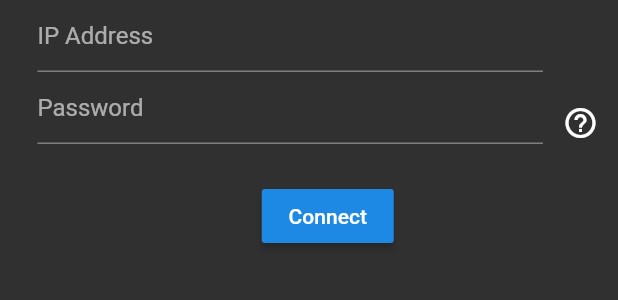
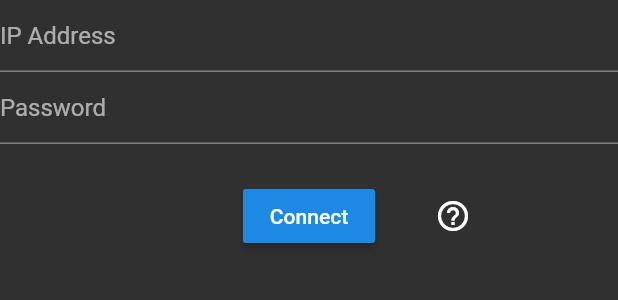
Before and after one commit to Seven-112/obs_blade, a Flutter app: the ConnectForm widget shown alone on an empty page, opened directly, on a phone screen of 412 x 824 dp. Shown: the top 300 px of the screen. Run offline on Flutter 3.47's test engine with Material 2 defaults, Android fonts, the phone set to English and light mode, and no system bars; our stand-ins replace mobx; missing offline and left inert: get_ip, mobx_provider, ping_discover_network; generated files the repository leaves out were written again.

Commit message:
ui layout and tooltip improvements

```diff
--- a/lib/shared/question_mark_tooltip.dart
+++ b/lib/shared/question_mark_tooltip.dart
@@ -5,7 +5,12 @@ class QuestionMarkTooltip extends StatelessWidget {
   Widget build(BuildContext context) {
     return Tooltip(
       message:
-          'Password is optional. You have to set it manually in the OBS WebSocket Plugin. It is highly recommended!',
+          'Password is optional. You have to set it manually in the OBS WebSocket Plugin. It is highly recommended though!',
+      padding: EdgeInsets.all(12.0),
+      margin: EdgeInsets.all(32.0),
+      preferBelow: false,
+      verticalOffset: 16.0,
+      showDuration: Duration(seconds: 5),
       child: Icon(Icons.help_outline),
     );
   }
--- a/lib/views/landing/landing.dart
+++ b/lib/views/landing/landing.dart
@@ -35,7 +35,7 @@ class LandingView extends StatelessWidget {
                           child: AutoDiscovery(),
                         ),
                         Container(
-                          padding: EdgeInsets.all(24.0),
+                          padding: EdgeInsets.only(left: 32.0, right: 32.0),
                           child: ConnectForm(),
                         )
                       ],
--- a/lib/views/landing/widgets/auto_discovery/auto_discovery.dart
+++ b/lib/views/landing/widgets/auto_discovery/auto_discovery.dart
@@ -3,6 +3,7 @@ import 'package:mobx_provider/mobx_provider.dart';
 import 'package:obs_station/models/landing.dart';
 import 'package:obs_station/shared/fade_inner.dart';
 import 'package:obs_station/utils/network_helper.dart';
+import 'package:obs_station/views/landing/widgets/auto_discovery/session_tile.dart';
 import 'package:ping_discover_network/ping_discover_network.dart';
 
 class AutoDiscovery extends StatelessWidget {
@@ -35,7 +36,8 @@ class AutoDiscovery extends StatelessWidget {
                       return FadeInner(
                         child: Column(
                           children: snapshot.data
-                              .map((availableObsIP) => Text(availableObsIP))
+                              .map((availableObsIP) =>
+                                  SessionTile(ip: availableObsIP))
                               .toList(),
                         ),
                       );
--- a/lib/views/landing/widgets/connect_form/connect_form.dart
+++ b/lib/views/landing/widgets/connect_form/connect_form.dart
@@ -12,14 +12,9 @@ class _ConnectFormState extends State<ConnectForm> {
   Widget build(BuildContext context) {
     return Form(
       key: _formKey,
-      child: Padding(
-        padding: const EdgeInsets.only(left: 25.0),
       child: Column(
         children: <Widget>[
-            Row(
-              children: <Widget>[
-                Expanded(
-                  child: TextFormField(
+          TextFormField(
             decoration: InputDecoration(hintText: 'IP Address'),
             validator: (text) {
               List<String> ip = text.split('.');
@@ -34,39 +29,31 @@ class _ConnectFormState extends State<ConnectForm> {
               return 'Not an IP address';
             },
           ),
-                ),
-                Container(width: 50.0),
-              ],
-            ),
-            Row(
-              children: <Widget>[
-                Expanded(
-                  child: TextFormField(
+          TextFormField(
             decoration: InputDecoration(hintText: 'Password'),
-                  ),
-                ),
-                Container(
-                  width: 50.0,
-                  child: Transform.translate(
-                    offset: Offset(0, 10),
-                    child: QuestionMarkTooltip(),
-                  ),
-                ),
-              ],
           ),
           Padding(
             padding: const EdgeInsets.only(top: 24.0),
-              child: RaisedButton(
+            child: Stack(
+              alignment: Alignment.center,
+              children: <Widget>[
+                RaisedButton(
                   child: Text('Connect'),
                   onPressed: () {
                     if (_formKey.currentState.validate()) {
                       print('YEEES');
                     }
-                  }),
+                  },
+                ),
+                Padding(
+                  padding: const EdgeInsets.only(left: 192.0),
+                  child: QuestionMarkTooltip(),
                 ),
               ],
             ),
           ),
+        ],
+      ),
     );
   }
 }
```
Also changed, not shown: lib/utils/network_helper.dart (+4 -3 lines), lib/views/landing/widgets/auto_discovery/session_tile.dart (added, +21 -0 lines). Lines whose indentation alone changed are shown as unchanged.
